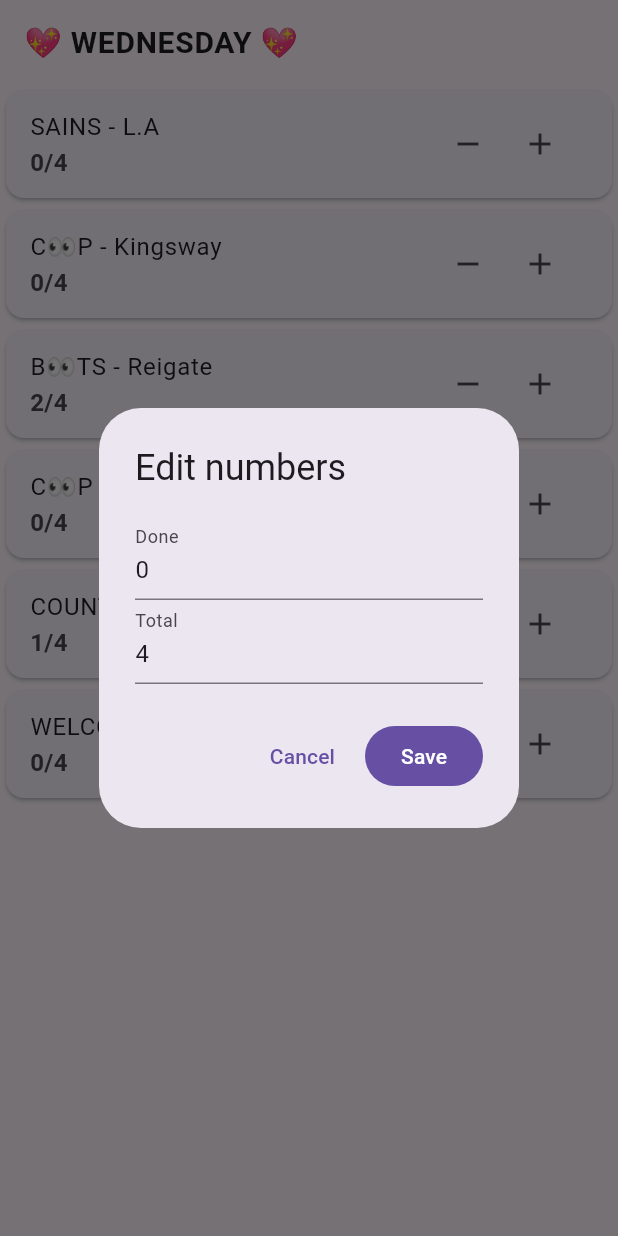
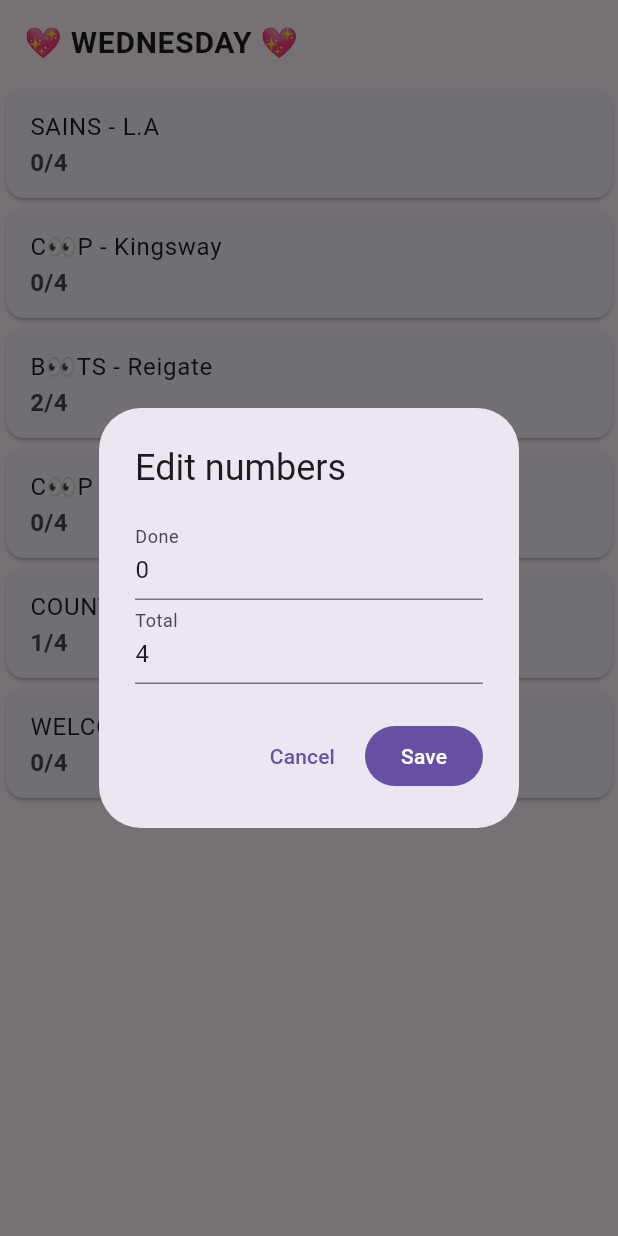
Before and after one commit to Amjadyabroudi128/newApp, a Flutter app: the screen it shows after launch, after a tap on an icon or button, on a phone screen of 412 x 824 dp. Run offline on Flutter 3.47's test engine with Material 3 defaults, Android fonts, the phone set to English and light mode, and no system bars.

Commit message:
future edit numbers

```diff
--- a/lib/HomePage/HomePage.dart
+++ b/lib/HomePage/HomePage.dart
@@ -53,27 +53,6 @@ class _MyHomePageState extends State<MyHomePage> {
                 ),
               ),
 
-              trailing: Row(
-                mainAxisSize: MainAxisSize.min,
-                children: [
-                  IconButton(
-                    icon: const Icon(Icons.remove),
-                    onPressed: () {
-                      setState(() {
-                        if (e.done > 0) e.done--;
-                      });
-                    },
-                  ),
-                  IconButton(
-                    icon: const Icon(Icons.add),
-                    onPressed: () {
-                      setState(() {
-                        if (e.done < e.total) e.done++;
-                      });
-                    },
-                  ),
-                ],
-              ),
             ),
           );
         },
@@ -121,13 +100,12 @@ class _MyHomePageState extends State<MyHomePage> {
     );
 
     if (result != true) return;
-
-    final newDone = int.tryParse(doneController.text) ?? e.done;
-    final newTotal = int.tryParse(totalController.text) ?? e.total;
+    final newDone = int.tryParse(doneController.text.trim()) ?? e.done;
+    final newTotal = int.tryParse(totalController.text.trim()) ?? e.total;
 
     setState(() {
-      e.total = newTotal < 0 ? 0 : newTotal;
-      e.done = newDone.clamp(0, e.total);
+      e.total = newTotal;
+      e.done = newDone;
     });
   }
 
```
